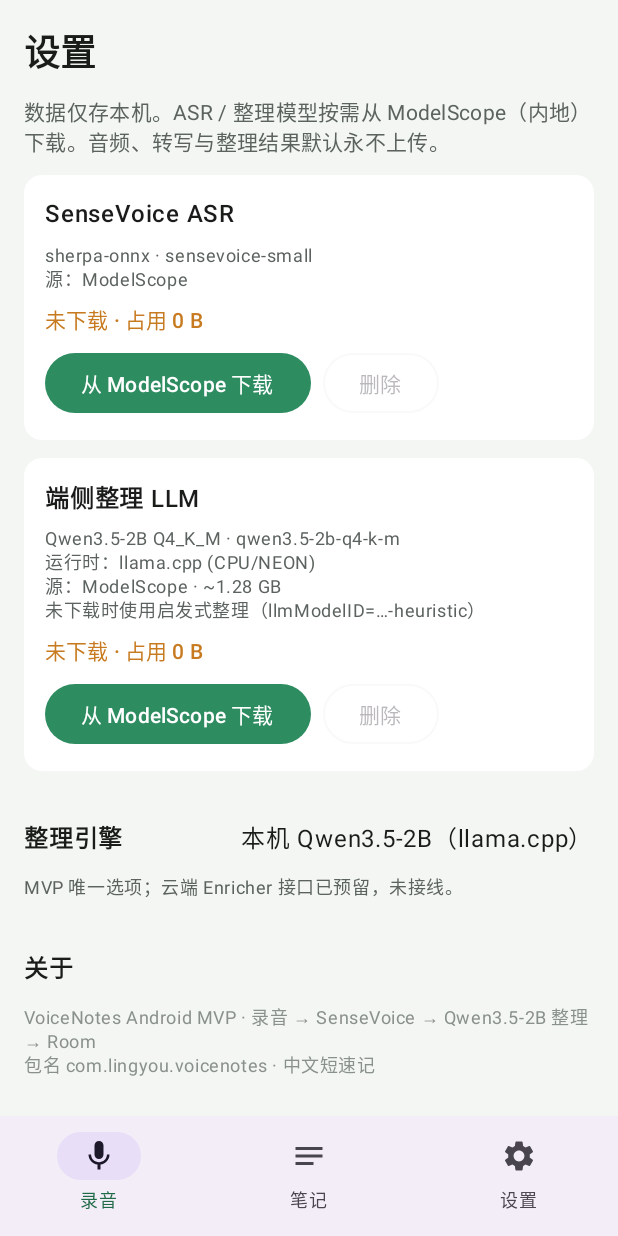
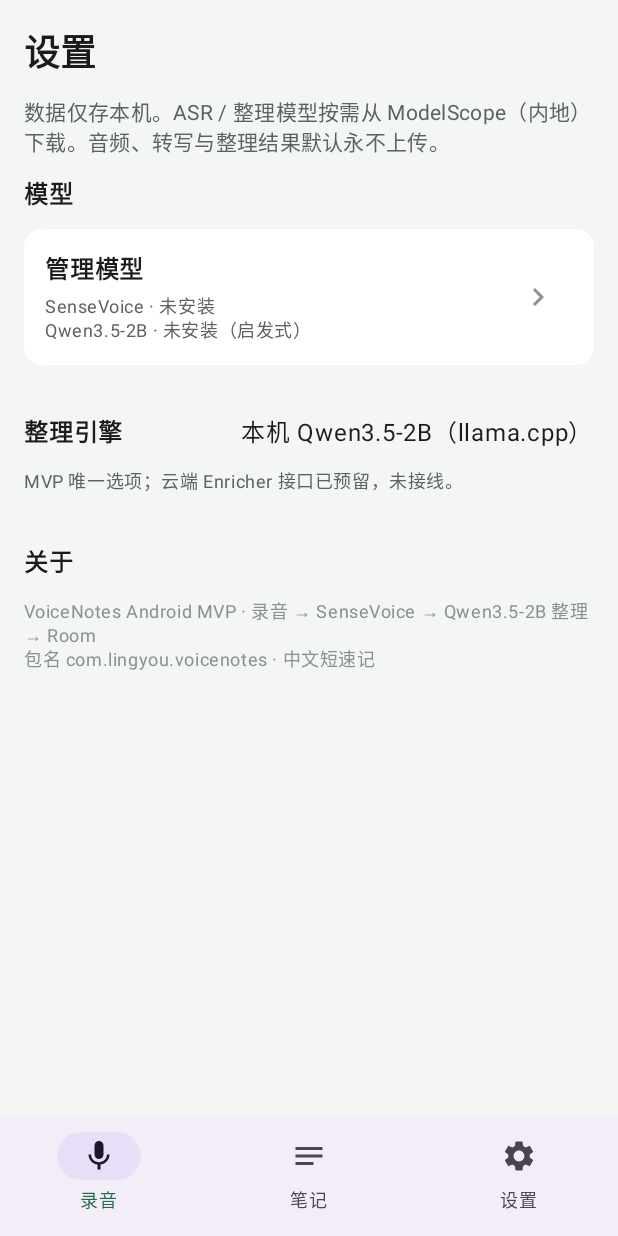
Before and after one commit to hljghost/VoiceNotes-Android, an Android app built with Jetpack Compose: the SettingsScreen screen opened through its navigation route, on a phone screen of 412 x 824 dp. Run offline under Robolectric (Android 15) with nearby library versions, the phone set to English and light mode, and no system bars.

Commit message:
Add Settings → 管理模型 screen (Locally-style IA)
Move SenseVoice/Qwen download-delete-select flows into a dedicated
manage-models screen with status, progress, 使用/已选, and 安装/卸载.
Settings keeps a single entry row summarizing model readiness.

```diff
--- a/app/src/main/java/com/lingyou/voicenotes/app/AppDependencies.kt
+++ b/app/src/main/java/com/lingyou/voicenotes/app/AppDependencies.kt
@@ -6,6 +6,7 @@ import com.lingyou.voicenotes.infra.asr.SenseVoiceRecognizer
 import com.lingyou.voicenotes.infra.audio.AudioPlayer
 import com.lingyou.voicenotes.infra.audio.AudioRecorder
 import com.lingyou.voicenotes.infra.llm.OnDeviceEnricher
+import com.lingyou.voicenotes.infra.modelstore.ModelPreferences
 import com.lingyou.voicenotes.infra.modelstore.ModelStore
 import com.lingyou.voicenotes.infra.persistence.AppDatabase
 import com.lingyou.voicenotes.infra.persistence.AppPaths
@@ -15,9 +16,14 @@ class AppDependencies(context: Context) {
     val paths = AppPaths(context)
     val db: AppDatabase = AppDatabase.get(context)
     val noteDao: NoteDao = db.noteDao()
+    val modelPrefs = ModelPreferences(context)
     val modelStore = ModelStore(asrRoot = paths.asrDir, llmRoot = paths.llmDir)
     val speechRecognizer = SenseVoiceRecognizer(asrRoot = paths.asrDir)
-    val enricher = OnDeviceEnricher(appContext = context.applicationContext, llmRoot = paths.llmDir)
+    val enricher = OnDeviceEnricher(
+        appContext = context.applicationContext,
+        llmRoot = paths.llmDir,
+        modelPrefs = modelPrefs,
+    )
     val pipeline = NotePipeline(
         speechRecognizer = speechRecognizer,
         enricher = enricher,
--- a/app/src/main/java/com/lingyou/voicenotes/app/MainActivity.kt
+++ b/app/src/main/java/com/lingyou/voicenotes/app/MainActivity.kt
@@ -26,6 +26,7 @@ import androidx.navigation.compose.rememberNavController
 import com.lingyou.voicenotes.features.notes.NoteDetailScreen
 import com.lingyou.voicenotes.features.notes.NotesListScreen
 import com.lingyou.voicenotes.features.record.RecordScreen
+import com.lingyou.voicenotes.features.settings.ManageModelsScreen
 import com.lingyou.voicenotes.features.settings.SettingsScreen
 import com.lingyou.voicenotes.features.shared.VoiceNotesTheme
 
@@ -116,7 +117,16 @@ class MainActivity : ComponentActivity() {
                             )
                         }
                         composable("settings") {
-                            SettingsScreen(deps = deps)
+                            SettingsScreen(
+                                deps = deps,
+                                onOpenManageModels = { nav.navigate("manage_models") },
+                            )
+                        }
+                        composable("manage_models") {
+                            ManageModelsScreen(
+                                deps = deps,
+                                onBack = { nav.popBackStack() },
+                            )
                         }
                     }
                 }
--- a/app/src/main/java/com/lingyou/voicenotes/features/settings/SettingsScreen.kt
+++ b/app/src/main/java/com/lingyou/voicenotes/features/settings/SettingsScreen.kt
@@ -1,6 +1,7 @@
 package com.lingyou.voicenotes.features.settings
 
 import androidx.compose.foundation.background
+import androidx.compose.foundation.clickable
 import androidx.compose.foundation.layout.Arrangement
 import androidx.compose.foundation.layout.Column
 import androidx.compose.foundation.layout.Row
@@ -11,19 +12,18 @@ import androidx.compose.foundation.layout.height
 import androidx.compose.foundation.layout.padding
 import androidx.compose.foundation.rememberScrollState
 import androidx.compose.foundation.verticalScroll
-import androidx.compose.material3.Button
-import androidx.compose.material3.LinearProgressIndicator
+import androidx.compose.material.icons.Icons
+import androidx.compose.material.icons.automirrored.filled.KeyboardArrowRight
+import androidx.compose.material3.Icon
 import androidx.compose.material3.MaterialTheme
-import androidx.compose.material3.OutlinedButton
 import androidx.compose.material3.Text
 import androidx.compose.runtime.Composable
 import androidx.compose.runtime.LaunchedEffect
-import androidx.compose.runtime.collectAsState
 import androidx.compose.runtime.getValue
 import androidx.compose.runtime.mutableStateOf
 import androidx.compose.runtime.remember
-import androidx.compose.runtime.rememberCoroutineScope
 import androidx.compose.runtime.setValue
+import androidx.compose.ui.Alignment
 import androidx.compose.ui.Modifier
 import androidx.compose.ui.text.font.FontWeight
 import androidx.compose.ui.unit.dp
@@ -31,29 +31,37 @@ import com.lingyou.voicenotes.app.AppDependencies
 import com.lingyou.voicenotes.features.shared.VNColors
 import com.lingyou.voicenotes.infra.modelstore.QwenModelCatalog
 import com.lingyou.voicenotes.infra.modelstore.SenseVoiceModelCatalog
-import com.lingyou.voicenotes.infra.modelstore.formatBytes
-import kotlinx.coroutines.launch
 
 @Composable
-fun SettingsScreen(deps: AppDependencies) {
-    val scope = rememberCoroutineScope()
-    val busy by deps.modelStore.busy.collectAsState()
-    val progress by deps.modelStore.progress.collectAsState()
-    val lastError by deps.modelStore.lastError.collectAsState()
+fun SettingsScreen(
+    deps: AppDependencies,
+    onOpenManageModels: () -> Unit,
+) {
     var asrReady by remember { mutableStateOf(false) }
     var llmReady by remember { mutableStateOf(false) }
-    var asrBytes by remember { mutableStateOf(0L) }
-    var llmBytes by remember { mutableStateOf(0L) }
-    var message by remember { mutableStateOf<String?>(null) }
+    var activeAsr by remember { mutableStateOf("") }
+    var activeLlm by remember { mutableStateOf("") }
 
     fun refresh() {
         asrReady = deps.modelStore.asrReady()
         llmReady = deps.modelStore.llmReady()
-        asrBytes = deps.modelStore.asrBytes()
-        llmBytes = deps.modelStore.llmBytes()
+        activeAsr = deps.modelPrefs.activeAsrModelId
+        activeLlm = deps.modelPrefs.activeLlmModelId
     }
 
-    LaunchedEffect(busy) { refresh() }
+    // Re-enters composition after pop from 管理模型.
+    LaunchedEffect(Unit) { refresh() }
+
+    val asrLabel = when {
+        asrReady && activeAsr == SenseVoiceModelCatalog.MODEL_ID -> "SenseVoice · 已就绪"
+        asrReady -> "SenseVoice · 已安装未选用"
+        else -> "SenseVoice · 未安装"
+    }
+    val llmLabel = when {
+        llmReady && activeLlm == QwenModelCatalog.MODEL_ID -> "Qwen3.5-2B · 已就绪"
+        llmReady -> "Qwen3.5-2B · 已安装未选用"
+        else -> "Qwen3.5-2B · 未安装（启发式）"
+    }
 
     Column(
         modifier = Modifier
@@ -70,88 +78,32 @@ fun SettingsScreen(deps: AppDependencies) {
             style = MaterialTheme.typography.bodyMedium,
         )
 
-        ModelCard(
-            title = "SenseVoice ASR",
-            subtitle = "sherpa-onnx · ${SenseVoiceModelCatalog.MODEL_ID}\n源：${SenseVoiceModelCatalog.MIRROR_LABEL}",
-            ready = asrReady,
-            bytes = asrBytes,
-            busy = busy,
-            onDownload = {
-                scope.launch {
-                    message = null
-                    try {
-                        deps.modelStore.downloadSenseVoice()
-                        message = "SenseVoice 下载完成"
-                    } catch (e: Exception) {
-                        message = e.message
-                    }
-                    refresh()
-                }
-            },
-            onDelete = {
-                scope.launch {
-                    deps.modelStore.deleteSenseVoice()
-                    message = "已删除 SenseVoice"
-                    refresh()
-                }
-            },
-        )
+        Text("模型", fontWeight = FontWeight.SemiBold)
 
-        ModelCard(
-            title = "端侧整理 LLM",
-            subtitle = buildString {
-                append("Qwen3.5-2B Q4_K_M · ${QwenModelCatalog.MODEL_ID}\n")
-                append("运行时：${QwenModelCatalog.RUNTIME_LABEL}\n")
-                append("源：${QwenModelCatalog.MIRROR_LABEL} · ~1.28 GB\n")
-                append("未下载时使用启发式整理（llmModelID=…-heuristic）")
-            },
-            ready = llmReady,
-            bytes = llmBytes,
-            busy = busy,
-            onDownload = {
-                scope.launch {
-                    message = null
-                    try {
-                        deps.modelStore.downloadQwen()
-                        message = "Qwen3.5-2B 下载完成"
-                    } catch (e: Exception) {
-                        message = e.message
-                    }
-                    refresh()
-                }
-            },
-            onDelete = {
-                scope.launch {
-                    deps.modelStore.deleteQwen()
-                    message = "已删除 Qwen3.5-2B"
-                    refresh()
-                }
-            },
-        )
-
-        if (busy && progress != null) {
-            val p = progress!!
-            Text(p.message, style = MaterialTheme.typography.labelMedium)
-            val frac = if (p.bytesTotal != null && p.bytesTotal > 0) {
-                (p.bytesReceived.toFloat() / p.bytesTotal).coerceIn(0f, 1f)
-            } else {
-                0f
+        Row(
+            modifier = Modifier
+                .fillMaxWidth()
+                .background(MaterialTheme.colorScheme.surface, MaterialTheme.shapes.medium)
+                .clickable(onClick = onOpenManageModels)
+                .padding(14.dp),
+            verticalAlignment = Alignment.CenterVertically,
+        ) {
+            Column(
+                modifier = Modifier.fillMaxWidth(0.9f),
+                verticalArrangement = Arrangement.spacedBy(4.dp),
+            ) {
+                Text("管理模型", fontWeight = FontWeight.SemiBold)
+                Text(
+                    "$asrLabel\n$llmLabel",
+                    style = MaterialTheme.typography.bodySmall,
+                    color = VNColors.mist,
+                )
             }
-            if (frac > 0f) {
-                LinearProgressIndicator(progress = { frac }, modifier = Modifier.fillMaxWidth())
-            } else {
-                LinearProgressIndicator(modifier = Modifier.fillMaxWidth())
-            }
-            Text(
-                "${p.bytesReceived.formatBytes()}" +
-                    (p.bytesTotal?.let { " / ${it.formatBytes()}" } ?: ""),
-                style = MaterialTheme.typography.labelSmall,
-                color = VNColors.hush,
+            Icon(
+                Icons.AutoMirrored.Filled.KeyboardArrowRight,
+                contentDescription = null,
+                tint = VNColors.hush,
             )
-        }
-
-        (message ?: lastError)?.let {
-            Text(it, color = if (lastError != null && message == null) VNColors.danger else VNColors.pine)
         }
 
         Spacer(Modifier.height(8.dp))
@@ -178,38 +130,3 @@ fun SettingsScreen(deps: AppDependencies) {
         )
     }
 }
-
-@Composable
-private fun ModelCard(
-    title: String,
-    subtitle: String,
-    ready: Boolean,
-    bytes: Long,
-    busy: Boolean,
-    onDownload: () -> Unit,
-    onDelete: () -> Unit,
-) {
-    Column(
-        modifier = Modifier
-            .fillMaxWidth()
-            .background(MaterialTheme.colorScheme.surface, MaterialTheme.shapes.medium)
-            .padding(14.dp),
-        verticalArrangement = Arrangement.spacedBy(8.dp),
-    ) {
-        Text(title, fontWeight = FontWeight.SemiBold)
-        Text(subtitle, style = MaterialTheme.typography.bodySmall, color = VNColors.mist)
-        Text(
-            if (ready) "已就绪 · 占用 ${bytes.formatBytes()}" else "未下载 · 占用 ${bytes.formatBytes()}",
-            color = if (ready) VNColors.ready else VNColors.working,
-            style = MaterialTheme.typography.labelLarge,
-        )
-        Row(horizontalArrangement = Arrangement.spacedBy(8.dp)) {
-            Button(onClick = onDownload, enabled = !busy) {
-                Text(if (ready) "重新下载" else "从 ModelScope 下载")
-            }
-            OutlinedButton(onClick = onDelete, enabled = !busy && bytes > 0) {
-                Text("删除")
-            }
-        }
-    }
-}
--- /dev/null
+++ b/app/src/main/java/com/lingyou/voicenotes/infra/modelstore/ModelPreferences.kt
@@ -0,0 +1,37 @@
+package com.lingyou.voicenotes.infra.modelstore
+
+import android.content.Context
+
+/**
+ * Active on-device model selection (Locally-style「使用 / 已选」).
+ * MVP catalog is fixed: SenseVoice ASR + Qwen3.5-2B enricher.
+ */
+class ModelPreferences(context: Context) {
+    private val prefs = context.applicationContext.getSharedPreferences(PREFS, Context.MODE_PRIVATE)
+
+    var activeAsrModelId: String
+        get() = prefs.getString(KEY_ASR, "") ?: ""
+        set(value) {
+            prefs.edit().putString(KEY_ASR, value).apply()
+        }
+
+    var activeLlmModelId: String
+        get() = prefs.getString(KEY_LLM, "") ?: ""
+        set(value) {
+            prefs.edit().putString(KEY_LLM, value).apply()
+        }
+
+    fun clearAsrIf(modelId: String) {
+        if (activeAsrModelId == modelId) activeAsrModelId = ""
+    }
+
+    fun clearLlmIf(modelId: String) {
+        if (activeLlmModelId == modelId) activeLlmModelId = ""
+    }
+
+    companion object {
+        private const val PREFS = "voicenotes_model_prefs"
+        private const val KEY_ASR = "active_asr_model_id"
+        private const val KEY_LLM = "active_llm_model_id"
+    }
+}
```
Also changed, not shown: app/src/main/java/com/lingyou/voicenotes/features/settings/ManageModelsScreen.kt (added, +349 -0 lines), app/src/main/java/com/lingyou/voicenotes/infra/llm/OnDeviceEnricher.kt (+13 -3 lines).
